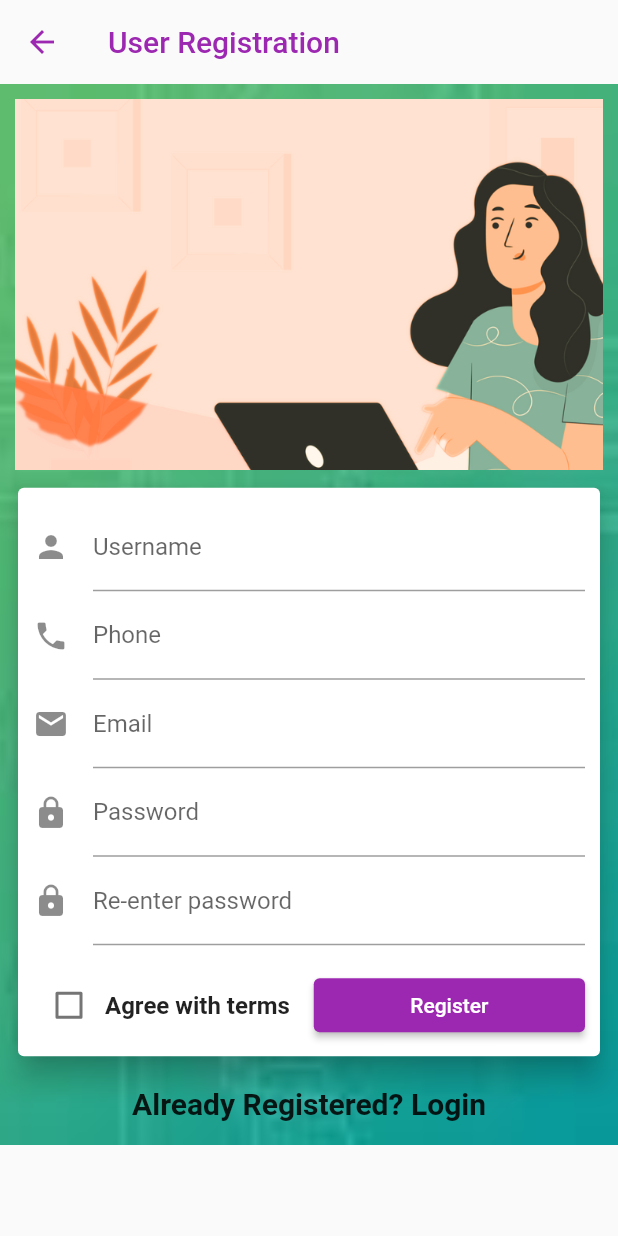
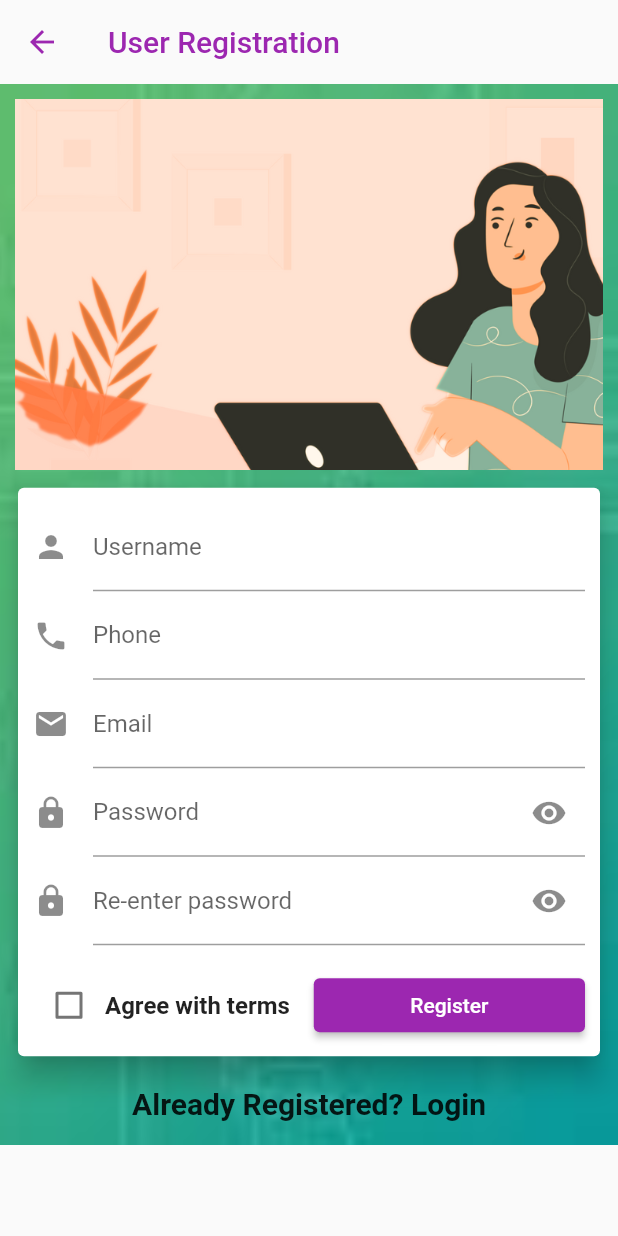
Before and after one commit to TzeHong123/barter_it, a Flutter app: the RegistrationScreen screen opened directly, on a phone screen of 412 x 824 dp. Run offline on Flutter 3.47's test engine with Material 2 defaults, Android fonts, the phone set to English and light mode, and no system bars; our stand-ins replace google_fonts, shared_preferences; accounts and stored records are empty.

Commit message:
Add files via upload

```diff
--- a/lib/views/screens/registrationscreen.dart
+++ b/lib/views/screens/registrationscreen.dart
@@ -20,8 +20,16 @@ class _RegistrationScreenState extends State<RegistrationScreen> {
   final TextEditingController _passEditingController = TextEditingController();
   final TextEditingController _pass2EditingController = TextEditingController();
   bool _isChecked = false;
+  bool _isObscure = true;
+  bool _isObscure1 = true;
   final _formKey = GlobalKey<FormState>();
   late double screenHeight, screenWidth, cardwitdh;
+
+  @override
+  void initState() {
+    super.initState();
+    _isObscure = true;
+  }
 
   @override
   Widget build(BuildContext context) {
@@ -110,11 +118,25 @@ class _RegistrationScreenState extends State<RegistrationScreen> {
                             validator: (val) => val!.isEmpty || (val.length < 5)
                                 ? "password must be longer than 5"
                                 : null,
-                            obscureText: true,
-                            decoration: const InputDecoration(
+                            obscureText: _isObscure,
+                            decoration: InputDecoration(
                                 labelText: 'Password',
                                 labelStyle: TextStyle(),
                                 icon: Icon(Icons.lock),
+                                suffixIcon: IconButton(
+                                  icon: Icon(_isObscure
+                                      ? Icons.visibility
+                                      : Icons.visibility_off),
+                                  onPressed: () {
+                                    setState(
+                                      () {
+                                        _isObscure = !_isObscure;
+                                      },
+                                    );
+                                  },
+                                ),
+                                alignLabelWithHint: false,
+                                filled: false,
                                 focusedBorder: OutlineInputBorder(
                                   borderSide: BorderSide(width: 2.0),
                                 ))),
@@ -123,11 +145,25 @@ class _RegistrationScreenState extends State<RegistrationScreen> {
                             validator: (val) => val!.isEmpty || (val.length < 5)
                                 ? "password must be longer than 5"
                                 : null,
-                            obscureText: true,
-                            decoration: const InputDecoration(
+                            obscureText: _isObscure1,
+                            decoration: InputDecoration(
                                 labelText: 'Re-enter password',
                                 labelStyle: TextStyle(),
                                 icon: Icon(Icons.lock),
+                                suffixIcon: IconButton(
+                                  icon: Icon(_isObscure1
+                                      ? Icons.visibility
+                                      : Icons.visibility_off),
+                                  onPressed: () {
+                                    setState(
+                                      () {
+                                        _isObscure1 = !_isObscure1;
+                                      },
+                                    );
+                                  },
+                                ),
+                                alignLabelWithHint: false,
+                                filled: false,
                                 focusedBorder: OutlineInputBorder(
                                   borderSide: BorderSide(width: 2.0),
                                 ))),
```
